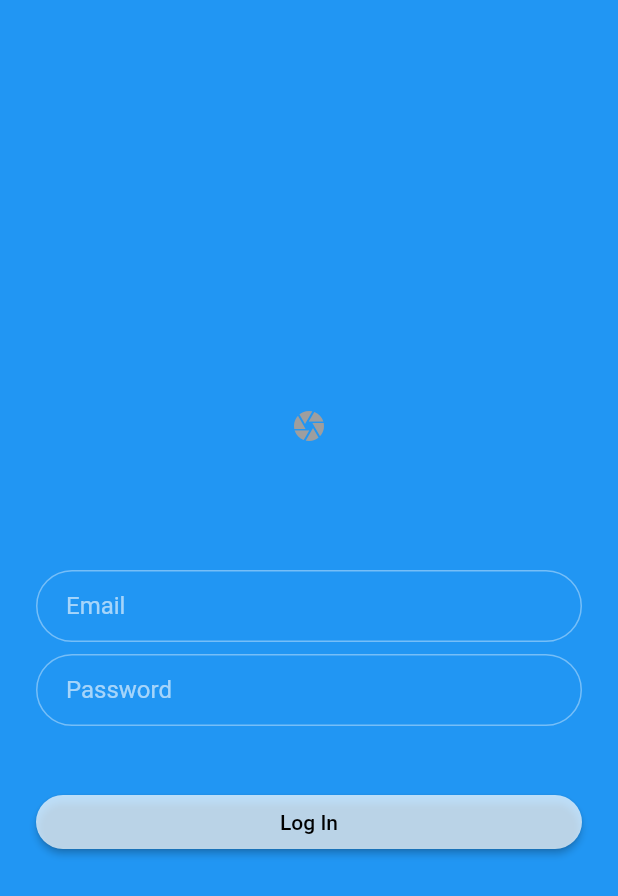
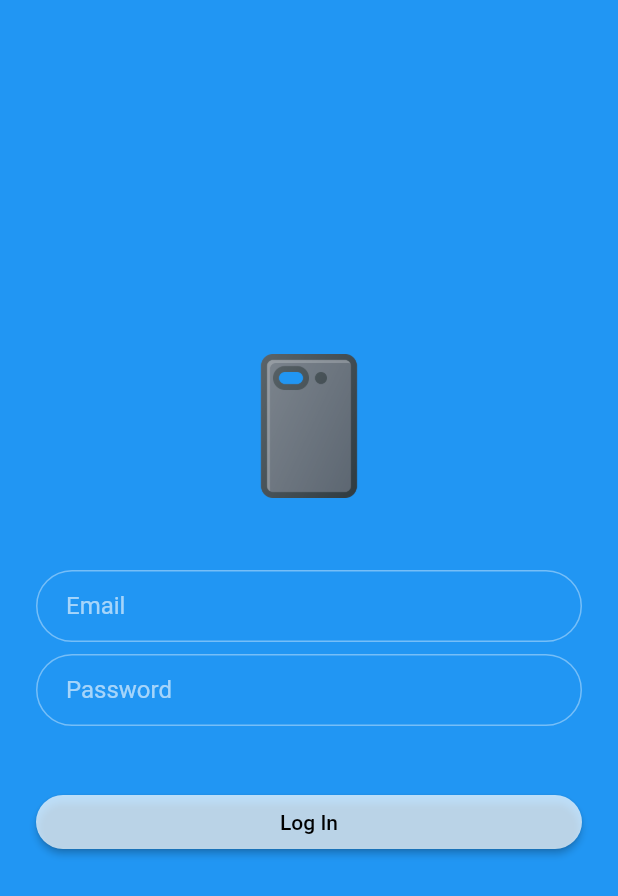
Before and after one commit to ahmediraja/tohacks-2021, a Flutter app: the screen it shows after launch, on a phone screen of 412 x 824 dp. Shown: the top 896 px of the screen. Run offline on Flutter 3.47's test engine with Material 2 defaults, Android fonts, the phone set to English and light mode, and no system bars; our stand-ins replace camera, shared_preferences.

Commit message:
added icon to login screen

```diff
--- a/capture-app/capture_app/lib/login.dart
+++ b/capture-app/capture_app/lib/login.dart
@@ -25,8 +25,8 @@ class _LoginPageState extends State<LoginPage> {
       child: CircleAvatar(
         backgroundColor: Colors.transparent,
         radius: 48.0,
-        child: Icon(Icons.camera),
-        // child: Image.asset('assets/logo.png'),
+        // child: Icon(Icons.camera),
+        child: Image.asset('assets/camera.png'),
       ),
     );
 
--- a/capture-app/capture_app/pubspec.yaml
+++ b/capture-app/capture_app/pubspec.yaml
@@ -47,7 +47,8 @@ dev_dependencies:
 
 # The following section is specific to Flutter.
 flutter:
-
+  assets:
+    - assets/camera.png
   # The following line ensures that the Material Icons font is
   # included with your application, so that you can use the icons in
   # the material Icons class.
```
Also changed, not shown: capture-app/capture_app/assets/camera.png (added).
